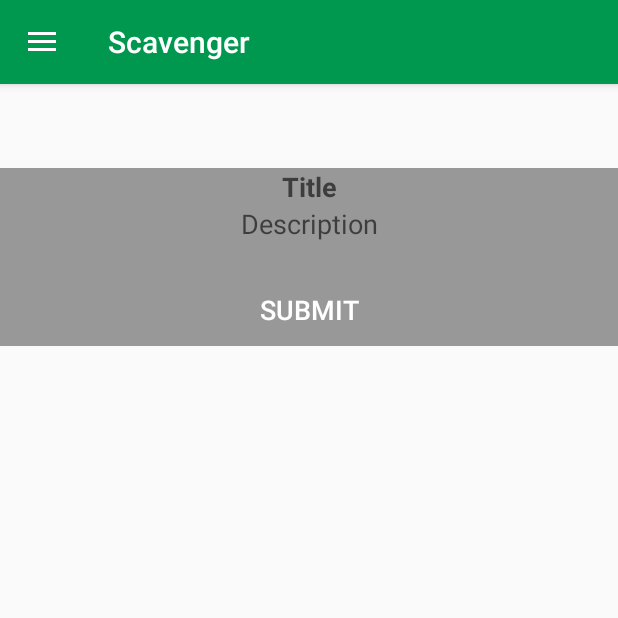
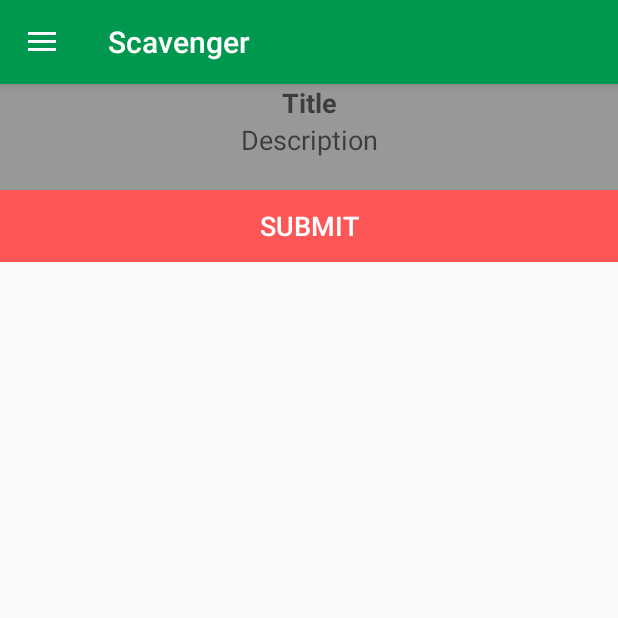
Before and after one commit to mgordon9/Scavenger, an Android app: the fragment CreateObjectiveFragment placed in its activity, on a phone screen of 412 x 824 dp, the top half of it. Run offline under Robolectric (Android 15) with nearby library versions, the phone set to English and light mode, and no system bars.

Commit message:
In CreateObjectiveFragment: Made button more distinguishable.

```diff
--- a/app/src/main/res/layout/fragment_createobjective.xml
+++ b/app/src/main/res/layout/fragment_createobjective.xml
@@ -7,20 +7,12 @@
     android:orientation="vertical"
     tools:context="com.project.ece150.scavenger.CreateObjectiveFragment">
 
-    <!-- Spacing for top bar-->
-    <Space
-        android:id="@+id/space"
-        android:layout_width="match_parent"
-        android:layout_height="?attr/actionBarSize"
-        android:layout_alignParentTop="true" />
-
     <!-- Image View -->
     <ImageView
         android:layout_height="fill_parent"
         android:layout_width="fill_parent"
         android:visibility="visible"
-        android:id="@+id/imageView"
-        android:layout_below="@+id/space" />
+        android:id="@+id/imageView" />
 
     <!-- Text input fields -->
     <EditText
@@ -37,8 +29,7 @@
 
         android:inputType="textMultiLine"
         android:ems="10"
-        android:lines="1"
-        android:layout_below="@+id/space" />
+        android:lines="1" />
 
     <EditText
         android:id="@+id/editTextDescription"
@@ -65,7 +56,7 @@
 
         android:textSize="18dp"
         android:textColor="#ffffff"
-        android:background="#64000000"
+        android:background="#a7ff0000"
 
         style="?android:attr/borderlessButtonStyle"
         android:layout_below="@id/editTextDescription" />
```
